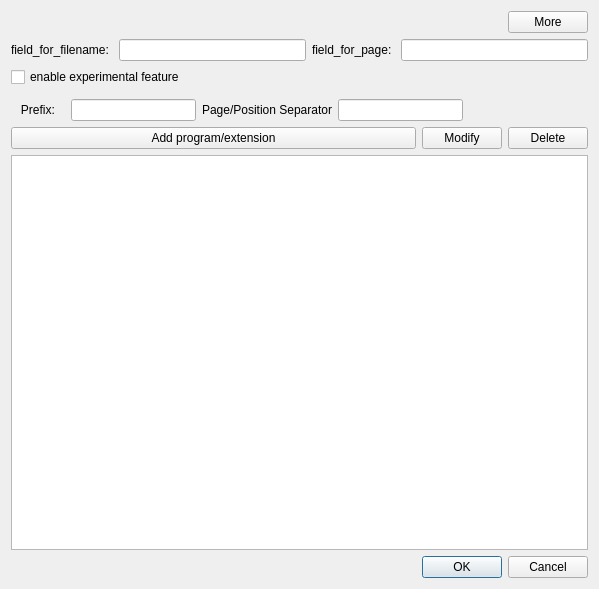
This is designer/config_main.ui in ijgnd/anki__Open_linked_pdf-_docs-_epub-_audio-_video-_etc_in_external_Program as Qt 5 draws it before an edit. The edited form follows.
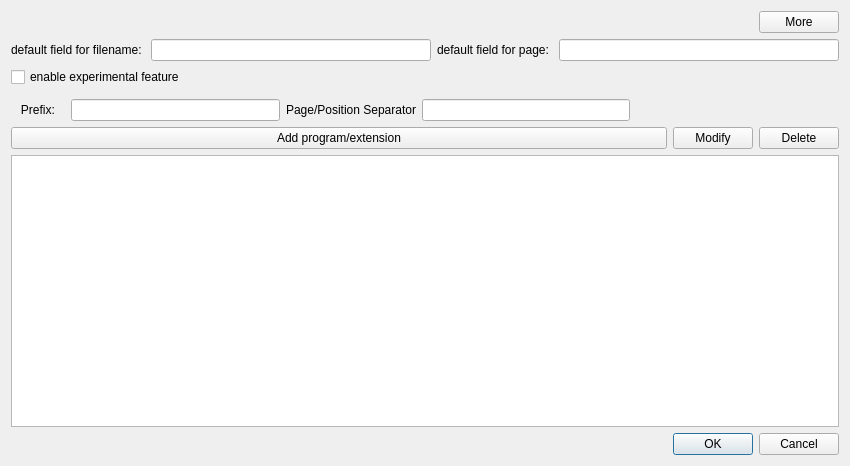
This is the edited form.

Commit message: reword some config window labels

Diff of the .ui file:
```diff
--- a/designer/config_main.ui
+++ b/designer/config_main.ui
@@ -6,8 +6,8 @@
    <rect>
     <x>0</x>
     <y>0</y>
-    <width>599</width>
-    <height>589</height>
+    <width>850</width>
+    <height>466</height>
    </rect>
   </property>
   <property name="windowTitle">
@@ -45,7 +45,7 @@
        <item>
         <widget class="QLabel" name="label">
          <property name="text">
-          <string>field_for_filename: </string>
+          <string>default field for filename: </string>
          </property>
         </widget>
        </item>
@@ -55,7 +55,7 @@
        <item>
         <widget class="QLabel" name="label_2">
          <property name="text">
-          <string>field_for_page: </string>
+          <string>default field for page: </string>
          </property>
         </widget>
        </item>
```
